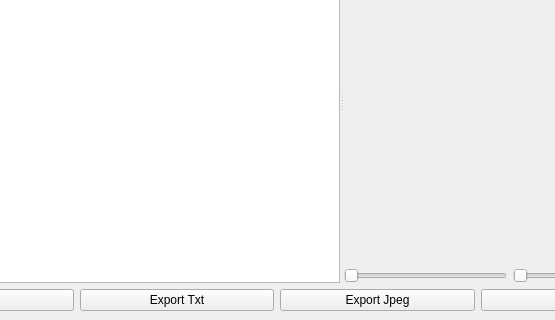
The window that plotwindow.ui (xitongsys/TRIM3D) describes before a commit, drawn with Qt 5; both pictures show x 130 to 685 and y 90 to 410 of the 814 by 410 pixel window.
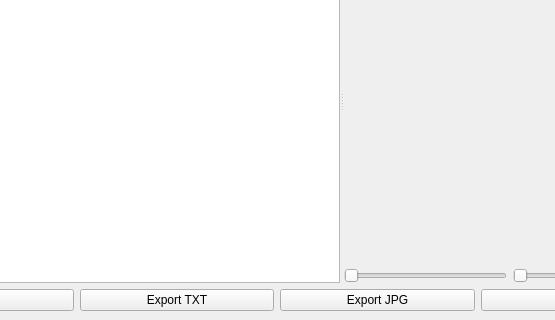
The same window after the commit. Icons and pictures are not drawn. Custom widgets are drawn as their Qt base class.

What changed in the file:
```diff
--- a/plotwindow.ui
+++ b/plotwindow.ui
@@ -24,7 +24,7 @@
       <item row="1" column="2">
        <widget class="QPushButton" name="exportPicBT">
         <property name="text">
-         <string>Export Jpeg</string>
+         <string>Export JPG</string>
         </property>
        </widget>
       </item>
@@ -38,7 +38,7 @@
       <item row="1" column="1">
        <widget class="QPushButton" name="exportTextBT">
         <property name="text">
-         <string>Export Txt</string>
+         <string>Export TXT</string>
         </property>
        </widget>
       </item>
```
